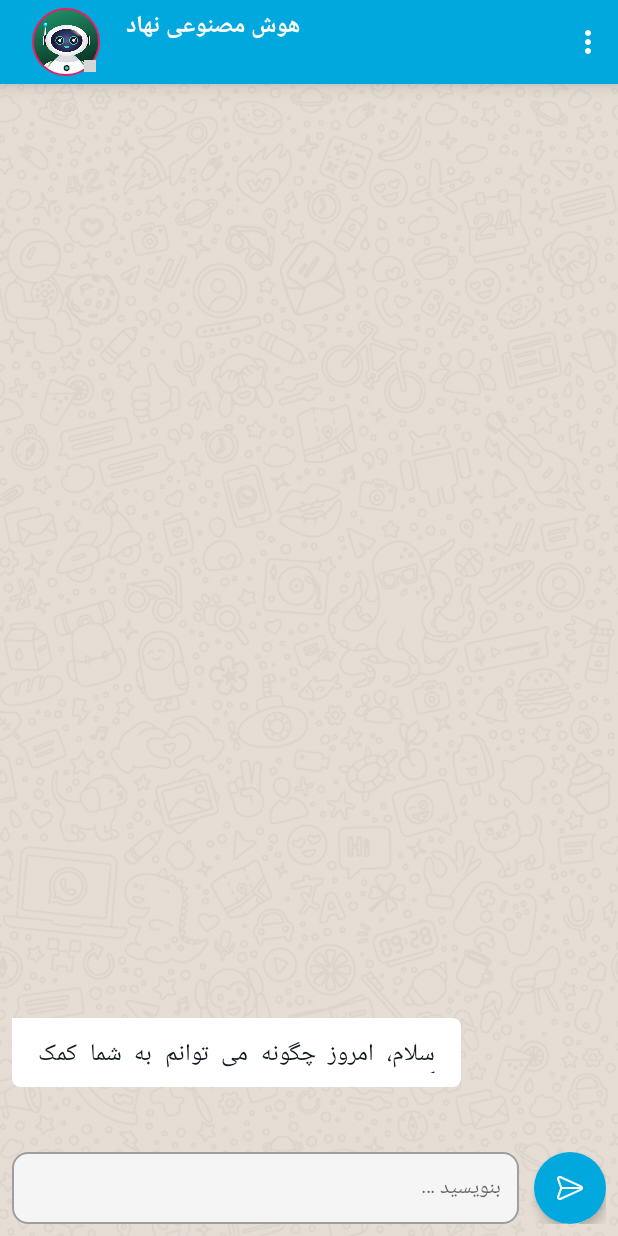
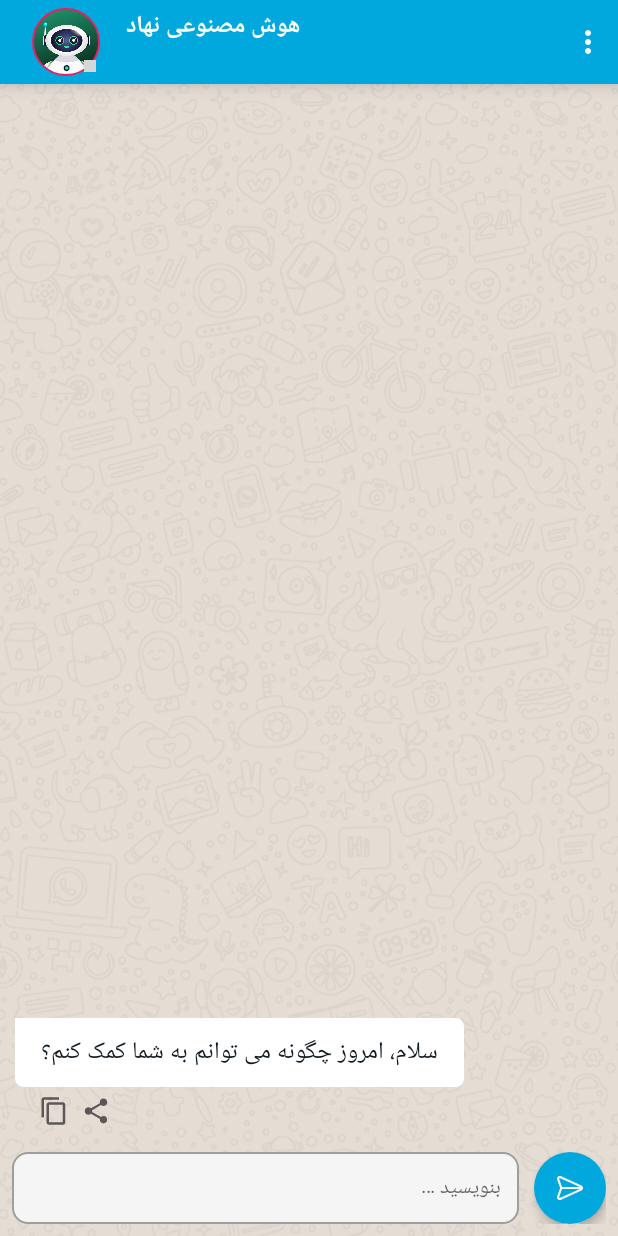
Before and after one commit to arashaltafi/ChatGPT, an Android app: the ChatFragment screen opened through its navigation route, on a phone screen of 412 x 824 dp. Run offline under Robolectric (Android 15) with nearby library versions, the light colour scheme and no system bars; our stand-ins replace Dagger/Hilt's generated code, RxJava; libraries missing offline, so code that uses them is left out: io.objectbox, io.objectbox.annotation, io.objectbox.relation, saman.zamani.persiandate; plain views replace AVLoadingIndicatorView; pictures from the network do not load; 8 statements that could not run were skipped; grey boxes are pictures that could not be loaded.

Commit message:
Commit Fix

```diff
--- a/app/src/main/java/com/arash/altafi/chatgptsimple/ui/chat/ChatFragment.kt
+++ b/app/src/main/java/com/arash/altafi/chatgptsimple/ui/chat/ChatFragment.kt
@@ -154,6 +154,10 @@ class ChatFragment : Fragment() {
                     it
                 )
             )
+        }
+
+        messageAdapter.onClickReplyListener = {
+            edtMessage.setText(it)
         }
 
         btnSend.setOnClickListener {
--- a/app/src/main/java/com/arash/altafi/chatgptsimple/ui/chat/MessageAdapter.kt
+++ b/app/src/main/java/com/arash/altafi/chatgptsimple/ui/chat/MessageAdapter.kt
@@ -2,6 +2,7 @@ package com.arash.altafi.chatgptsimple.ui.chat
 
 import android.view.LayoutInflater
 import android.view.ViewGroup
+import androidx.core.graphics.drawable.toBitmap
 import androidx.recyclerview.widget.RecyclerView
 import androidx.recyclerview.widget.RecyclerView.ViewHolder
 import com.arash.altafi.chatgptsimple.R
@@ -10,6 +11,9 @@ import com.arash.altafi.chatgptsimple.databinding.ItemSendBinding
 import com.arash.altafi.chatgptsimple.databinding.ItemTextRecevieBinding
 import com.arash.altafi.chatgptsimple.domain.model.chat.MessageState
 import com.arash.altafi.chatgptsimple.domain.provider.local.MessageEntityObjectBox
+import com.arash.altafi.chatgptsimple.ext.copyTextToClipboard
+import com.arash.altafi.chatgptsimple.ext.shareContent
+import com.arash.altafi.chatgptsimple.ext.shareImage
 import com.arash.altafi.chatgptsimple.ext.toGone
 import com.arash.altafi.chatgptsimple.ext.toShow
 import com.bumptech.glide.Glide
@@ -24,6 +28,7 @@ class MessageAdapter(private var messageList: ArrayList<MessageEntityObjectBox>)
     }
 
     var onClickImageListener: ((String) -> Unit)? = null
+    var onClickReplyListener: ((String) -> Unit)? = null
 
     override fun onCreateViewHolder(parent: ViewGroup, viewType: Int): ViewHolder {
         return when (viewType) {
@@ -77,16 +82,18 @@ class MessageAdapter(private var messageList: ArrayList<MessageEntityObjectBox>)
             when (item.sentBy) {
                 MessageState.BOT_TEXT.name -> {
                     tvTime.toShow()
-//                    tvCopy.toShow()
-//                    tvShare.toShow()
+                    ivCopy.toShow()
+                    ivShare.toShow()
                     progressTyping.toGone()
-                    tvLeftChat.setText(item.message, true)
+
+                    //TODO
+                    tvLeftChat.text = item.message
                 }
 
                 MessageState.TYPING.name -> {
                     tvTime.toGone()
-//                    tvCopy.toGone()
-//                    tvShare.toGone()
+                    ivCopy.toGone()
+                    ivShare.toGone()
                     progressTyping.toShow()
                     tvLeftChat.text = ""
                 }
@@ -94,15 +101,20 @@ class MessageAdapter(private var messageList: ArrayList<MessageEntityObjectBox>)
                 else -> {}
             }
 
+            cvIn.setOnLongClickListener {
+                ivCopy.performClick()
+                true
+            }
+
             tvTime.text = item.time
 
-            /*tvCopy.setOnClickListener {
-                it.context.copyTextToClipboard(tvLeftChat.text.toString())
+            ivCopy.setOnClickListener {
+                it.context.copyTextToClipboard(item.message.toString())
             }
 
-            tvShare.setOnClickListener {
-                it.context.shareContent(tvLeftChat.text.toString())
-            }*/
+            ivShare.setOnClickListener {
+                it.context.shareContent(item.message.toString())
+            }
         }
     }
 
@@ -112,6 +124,7 @@ class MessageAdapter(private var messageList: ArrayList<MessageEntityObjectBox>)
             when (item.sentBy) {
                 MessageState.BOT_IMAGE.name -> {
                     tvTime.toShow()
+                    ivShare.toShow()
                     progressSendingImage.toGone()
                     Glide.with(root.context).load(item.message).into(ivImage)
                     ivImage.setOnClickListener {
@@ -121,6 +134,7 @@ class MessageAdapter(private var messageList: ArrayList<MessageEntityObjectBox>)
 
                 MessageState.SENDING_IMAGE.name -> {
                     tvTime.toGone()
+                    ivShare.toGone()
                     progressSendingImage.toShow()
                     Glide.with(root.context).load(R.color.transparent).into(ivImage)
                 }
@@ -129,6 +143,10 @@ class MessageAdapter(private var messageList: ArrayList<MessageEntityObjectBox>)
             }
 
             tvTime.text = item.time
+
+            ivShare.setOnClickListener {
+                it.context.shareImage(ivShare.drawable.toBitmap())
+            }
         }
     }
 
@@ -137,6 +155,19 @@ class MessageAdapter(private var messageList: ArrayList<MessageEntityObjectBox>)
         fun bind(item: MessageEntityObjectBox) = binding.apply {
             tvRightChat.text = item.message
             tvTime.text = item.time
+
+            llRightChatView.setOnLongClickListener {
+                ivCopy.performClick()
+                true
+            }
+
+            ivCopy.setOnClickListener {
+                it.context.copyTextToClipboard(item.message.toString())
+            }
+
+            ivEdit.setOnClickListener {
+                onClickReplyListener?.invoke(item.message.toString())
+            }
         }
     }
 }
--- a/app/src/main/res/layout/item_text_recevie.xml
+++ b/app/src/main/res/layout/item_text_recevie.xml
@@ -7,13 +7,20 @@
     android:layoutDirection="ltr"
     android:padding="8dp">
 
+    <androidx.constraintlayout.widget.ConstraintLayout
+        android:layout_width="wrap_content"
+        android:layout_height="wrap_content"
+        android:layout_marginStart="2dp"
+        android:layout_marginEnd="50dp">
+
         <com.google.android.material.card.MaterialCardView
             android:id="@+id/cvIn"
             style="@style/card.messenger.incoming.message"
             android:layout_width="wrap_content"
             android:layout_height="wrap_content"
-        android:layout_marginEnd="80dp"
-        android:padding="8dp">
+            android:padding="8dp"
+            app:layout_constraintStart_toStartOf="parent"
+            app:layout_constraintTop_toTopOf="parent">
 
             <androidx.appcompat.widget.LinearLayoutCompat
                 android:id="@+id/llLeftChatView"
@@ -21,13 +28,13 @@
                 android:layout_height="wrap_content"
                 android:layout_alignParentStart="true">
 
-            <com.arash.altafi.chatgptsimple.utils.TextViewJustify
+                <com.google.android.material.textview.MaterialTextView
                     android:id="@+id/tvLeftChat"
                     style="@style/txt.h2.medium"
                     android:layout_width="wrap_content"
                     android:layout_height="wrap_content"
+                    android:justificationMode="inter_word"
                     android:textColor="?attr/chatOnIncoming"
-                android:textIsSelectable="true"
                     tools:text="Arash Altafi" />
 
                 <com.wang.avi.AVLoadingIndicatorView
@@ -49,49 +56,42 @@
             style="@style/txt.h00"
             android:layout_width="wrap_content"
             android:layout_height="wrap_content"
-        android:layout_below="@+id/cvIn"
             android:layout_marginTop="4dp"
             android:lines="1"
             android:maxLines="1"
             android:padding="4dp"
             android:singleLine="true"
             android:textColor="?android:attr/textColorHint"
-        app:layout_constraintLeft_toLeftOf="@id/cvIn"
+            app:layout_constraintStart_toStartOf="parent"
             app:layout_constraintTop_toBottomOf="@id/cvIn"
             tools:text="07:43 صبح" />
 
-    <!--<com.google.android.material.textview.MaterialTextView
-        android:id="@+id/tvCopy"
-        style="@style/ClickableBorderlessStyle"
-        android:layout_width="wrap_content"
-        android:layout_height="wrap_content"
-        android:layout_below="@+id/cvIn"
+        <com.google.android.material.imageview.ShapeableImageView
+            android:id="@+id/ivCopy"
+            android:layout_width="20dp"
+            android:layout_height="0dp"
+            android:layout_marginStart="8dp"
             android:layout_toEndOf="@+id/tvTime"
-        android:layout_marginTop="4dp"
-        android:layout_marginStart="4dp"
-        android:clickable="true"
-        android:focusable="true"
-        android:padding="4dp"
-        android:text="copy"
-        android:textColor="?android:attr/textColorHint"
-        android:visibility="gone"
-        tools:visibility="visible" />-->
+            android:src="@drawable/baseline_content_copy_24"
+            app:layout_constraintBottom_toBottomOf="@id/tvTime"
+            app:layout_constraintDimensionRatio="1:1"
+            app:layout_constraintStart_toEndOf="@+id/tvTime"
+            app:layout_constraintTop_toTopOf="@+id/tvTime"
+            app:tint="?android:attr/textColorHint" />
 
-    <!--<com.google.android.material.textview.MaterialTextView
-        android:id="@+id/tvShare"
-        style="@style/ClickableBorderlessStyle"
-        android:layout_width="wrap_content"
-        android:layout_height="wrap_content"
-        android:layout_below="@+id/cvIn"
-        android:layout_marginStart="4dp"
-        android:layout_marginTop="4dp"
-        android:layout_toEndOf="@+id/tvCopy"
-        android:clickable="true"
-        android:focusable="true"
-        android:padding="4dp"
-        android:text="share"
-        android:textColor="?android:attr/textColorHint"
-        android:visibility="gone"
-        tools:visibility="visible" />-->
+        <com.google.android.material.imageview.ShapeableImageView
+            android:id="@+id/ivShare"
+            android:layout_width="20dp"
+            android:layout_height="0dp"
+            android:layout_marginStart="8dp"
+            android:layout_toEndOf="@+id/tvTime"
+            android:src="@drawable/baseline_share_24"
+            app:layout_constraintBottom_toBottomOf="@id/tvTime"
+            app:layout_constraintDimensionRatio="1:1"
+            app:layout_constraintStart_toEndOf="@+id/ivCopy"
+            app:layout_constraintTop_toTopOf="@+id/tvTime"
+            app:tint="?android:attr/textColorHint" />
+
+    </androidx.constraintlayout.widget.ConstraintLayout>
 
 </RelativeLayout>
```
Also changed, not shown: app/src/main/res/layout/item_image_recevie.xml (+20 -3 lines), app/src/main/res/layout/item_send.xml (+42 -6 lines). Lines whose indentation alone changed are shown as unchanged.
